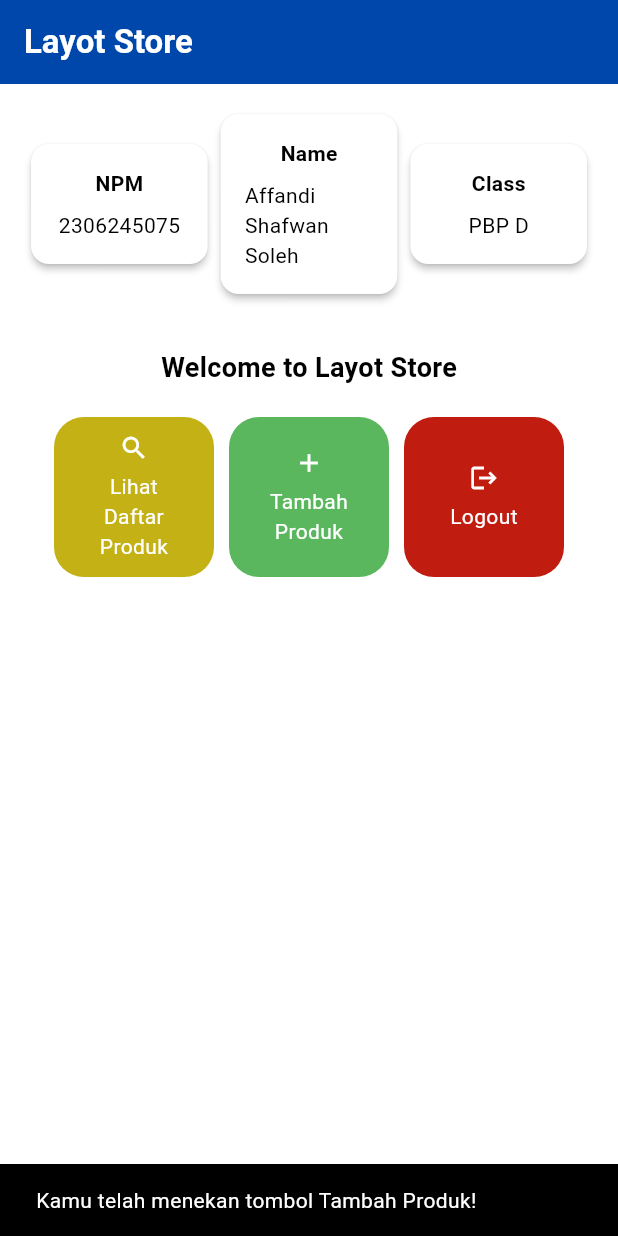
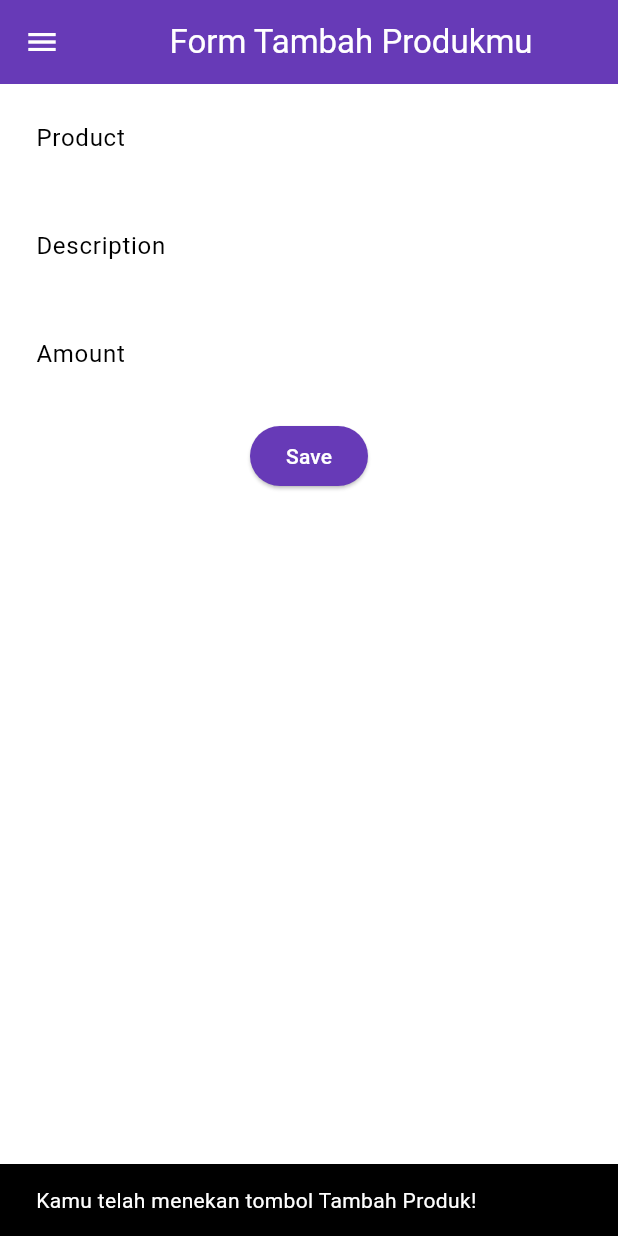
Before and after one commit to Affandi21/layot-store-mobile, a Flutter app: the screen it shows after launch, after a tap on "Tambah Produk", on a phone screen of 412 x 824 dp. Run offline on Flutter 3.47's test engine with Material 3 defaults, Android fonts, the phone set to English and light mode, and no system bars.

Commit message:
Tugas 8 done

```diff
--- a/lib/menu.dart
+++ b/lib/screens/menu.dart
@@ -1,17 +1,18 @@
 import 'package:flutter/material.dart';
+import 'package:layot_store/widgets/left_drawer.dart';
+import 'package:layot_store/widgets/product_card.dart';
 
-class MyHomePage extends StatelessWidget  {
+class MyHomePage extends StatelessWidget {
   final String npm = '2306245075'; // NPM
   final String name = 'Affandi Shafwan Soleh'; // Nama
   final String className = 'PBP D'; // Kelas
   MyHomePage({super.key});
 
   final List<ItemHomepage> items = [
-         ItemHomepage("Lihat Daftar Produk", Icons.search),
-         ItemHomepage("Tambah Produk", Icons.add),
-         ItemHomepage("Logout", Icons.logout),
-     ];
-
+    ItemHomepage("Lihat Daftar Produk", Icons.search),
+    ItemHomepage("Tambah Produk", Icons.add),
+    ItemHomepage("Logout", Icons.logout),
+  ];
 
   @override
   Widget build(BuildContext context) {
@@ -27,9 +28,11 @@
             fontWeight: FontWeight.bold,
           ),
         ),
+        iconTheme: const IconThemeData(color: Colors.white),
         // Warna latar belakang AppBar diambil dari skema warna tema aplikasi.
         backgroundColor: Color(0xFF0047AB),
       ),
+      drawer: const LeftDrawer(),
       // Body halaman dengan padding di sekelilingnya.
       body: Padding(
         padding: const EdgeInsets.all(16.0),
@@ -93,13 +96,11 @@
   }
 }
 
-
-
 class InfoCard extends StatelessWidget {
   // Kartu informasi yang menampilkan title dan content.
 
-  final String title;  // Judul kartu.
-  final String content;  // Isi kartu.
+  final String title; // Judul kartu.
+  final String content; // Isi kartu.
 
   const InfoCard({super.key, required this.title, required this.content});
 
@@ -110,7 +111,8 @@
       elevation: 2.0,
       child: Container(
         // Mengatur ukuran dan jarak di dalam kartu.
-        width: MediaQuery.of(context).size.width / 3.5, // menyesuaikan dengan lebar device yang digunakan.
+        width: MediaQuery.of(context).size.width /
+            3.5, // menyesuaikan dengan lebar device yang digunakan.
         padding: const EdgeInsets.all(16.0),
         // Menyusun title dan content secara vertikal.
         child: Column(
@@ -127,82 +129,3 @@
     );
   }
 }
-
-class ItemHomepage {
-     final String name;
-     final IconData icon;
-
-     ItemHomepage(this.name, this.icon);
- }
-
- class ItemCard extends StatelessWidget {
-  // Menampilkan kartu dengan ikon dan nama.
-
-  final ItemHomepage item;
-
-  const ItemCard(this.item, {super.key});
-
-  @override
-  Widget build(BuildContext context) {
-     Color backgroundColor;
-    switch (item.name) {
-      case "Logout":
-        backgroundColor = const Color.fromARGB(255, 193, 28, 16);
-        break;
-      case "Tambah Produk":
-        backgroundColor = const Color.fromARGB(255, 91, 183, 94);
-        break;
-      case "Lihat Daftar Produk":
-        backgroundColor = const Color.fromARGB(255, 195, 177, 21);
-        break;
-      default:
-        backgroundColor = Theme.of(context).colorScheme.secondary;
-    }
-
-    return Material(
-      // Menentukan warna latar belakang dari tema aplikasi.
-      color: backgroundColor,
-      // Membuat sudut kartu melengkung.
-      borderRadius: BorderRadius.circular(20),
-
-      child: InkWell(
-        // Aksi ketika kartu ditekan.
-        onTap: () {
-          // Menampilkan pesan SnackBar saat kartu ditekan.
-          ScaffoldMessenger.of(context)
-            ..hideCurrentSnackBar()
-            ..showSnackBar(
-              SnackBar(content: Text("Kamu telah menekan tombol ${item.name}!"))
-            );
-        },
-        // Container untuk menyimpan Icon dan Text
-        child: Container(
-          padding: const EdgeInsets.symmetric(vertical: 8, horizontal: 20),
-          child: Center(
-            child: Column(
-              // Menyusun ikon dan teks di tengah kartu.
-              mainAxisSize: MainAxisSize.min,
-              mainAxisAlignment: MainAxisAlignment.center,
-              children: [
-                Icon(
-                  item.icon,
-                  color: Colors.white,
-                  size: 20.0,
-                ),
-                const Padding(padding: EdgeInsets.all(3)),
-                Text(
-                  item.name,
-                  textAlign: TextAlign.center,
-                  style: const TextStyle(color: Colors.white,
-                  fontSize: 14.0,
-                  ),
-                ),
-              ],
-            ),
-          ),
-        ),
-      ),
-    );
-  }
-
-}
--- /dev/null
+++ b/lib/screens/productentry_form.dart
@@ -0,0 +1,163 @@
+import 'package:flutter/material.dart';
+import 'package:layot_store/widgets/left_drawer.dart';
+// TODO: Impor drawer yang sudah dibuat sebelumnya
+
+class ProductEntryFormPage extends StatefulWidget {
+  const ProductEntryFormPage({super.key});
+
+  @override
+  State<ProductEntryFormPage> createState() => _ProductEntryFormPageState();
+}
+
+class _ProductEntryFormPageState extends State<ProductEntryFormPage> {
+  final _formKey = GlobalKey<FormState>();
+
+  String _name = "";
+  String _description = "";
+  int _amount = 0;
+
+  @override
+  Widget build(BuildContext context) {
+    return Scaffold(
+      appBar: AppBar(
+        title: const Center(
+          child: Text(
+            'Form Tambah Produkmu',
+          ),
+        ),
+        backgroundColor: Theme.of(context).colorScheme.primary,
+        foregroundColor: Colors.white,
+      ),
+      drawer: const LeftDrawer(),
+      body: Form(
+        key: _formKey,
+        child: SingleChildScrollView(
+          child: Column(
+            crossAxisAlignment: CrossAxisAlignment.start,
+            children: [
+              Padding(
+                padding: const EdgeInsets.all(8.0),
+                child: TextFormField(
+                  decoration: InputDecoration(
+                    hintText: "Product",
+                    labelText: "Product",
+                    border: OutlineInputBorder(
+                      borderRadius: BorderRadius.circular(5.0),
+                    ),
+                  ),
+                  onChanged: (String? value) {
+                    setState(() {
+                      _name = value!;
+                    });
+                  },
+                  validator: (String? value) {
+                    if (value == null || value.isEmpty) {
+                      return "Produk tidak boleh kosong!";
+                    }
+                    return null;
+                  },
+                ),
+              ),
+              Padding(
+                padding: const EdgeInsets.all(8.0),
+                child: TextFormField(
+                  decoration: InputDecoration(
+                    hintText: "Description",
+                    labelText: "Description",
+                    border: OutlineInputBorder(
+                      borderRadius: BorderRadius.circular(5.0),
+                    ),
+                  ),
+                  onChanged: (String? value) {
+                    setState(() {
+                      _description = value!;
+                    });
+                  },
+                  validator: (String? value) {
+                    if (value == null || value.isEmpty) {
+                      return "Description tidak boleh kosong!";
+                    }
+                    return null;
+                  },
+                ),
+              ),
+              Padding(
+                padding: const EdgeInsets.all(8.0),
+                child: TextFormField(
+                  decoration: InputDecoration(
+                    hintText: "Amount",
+                    labelText: "Amount",
+                    border: OutlineInputBorder(
+                      borderRadius: BorderRadius.circular(5.0),
+                    ),
+                  ),
+                  onChanged: (String? value) {
+                    setState(() {
+                      _amount = int.tryParse(value!) ?? 0;
+                    });
+                  },
+                  validator: (String? value) {
+                    if (value == null || value.isEmpty) {
+                      return "Amount tidak boleh kosong!";
+                    }
+                    if (int.tryParse(value) == null) {
+                      return "Amount harus berupa angka!";
+                    }
+                    return null;
+                  },
+                ),
+              ),
+              Align(
+                alignment: Alignment.bottomCenter,
+                child: Padding(
+                  padding: const EdgeInsets.all(8.0),
+                  child: ElevatedButton(
+                    style: ButtonStyle(
+                      backgroundColor: MaterialStateProperty.all(
+                          Theme.of(context).colorScheme.primary),
+                    ),
+                    onPressed: () {
+                      if (_formKey.currentState!.validate()) {
+                        showDialog(
+                          context: context,
+                          builder: (context) {
+                            return AlertDialog(
+                              title: const Text('Product berhasil tersimpan'),
+                              content: SingleChildScrollView(
+                                child: Column(
+                                  crossAxisAlignment: CrossAxisAlignment.start,
+                                  children: [
+                                    Text('Product Name: $_name'),
+                                    Text('Description: $_description'),
+                                    Text('Amount: $_amount'),
+                                  ],
+                                ),
+                              ),
+                              actions: [
+                                TextButton(
+                                  child: const Text('OK'),
+                                  onPressed: () {
+                                    Navigator.pop(context);
+                                    _formKey.currentState!.reset();
+                                  },
+                                ),
+                              ],
+                            );
+                          },
+                        );
+                      }
+                    },
+                    child: const Text(
+                      "Save",
+                      style: TextStyle(color: Colors.white),
+                    ),
+                  ),
+                ),
+              ),
+            ],
+          ),
+        ),
+      ),
+    );
+  }
+}
--- /dev/null
+++ b/lib/widgets/left_drawer.dart
@@ -0,0 +1,65 @@
+import 'package:flutter/material.dart';
+import 'package:layot_store/screens/menu.dart';
+import 'package:layot_store/screens/productentry_form.dart';
+
+class LeftDrawer extends StatelessWidget {
+  const LeftDrawer({super.key});
+
+  @override
+  Widget build(BuildContext context) {
+    return Drawer(
+      child: ListView(
+        children: [
+          DrawerHeader(
+            // TODO: Bagian drawer header
+            decoration: BoxDecoration(
+              color: Theme.of(context).colorScheme.primary,
+            ),
+            child: const Column(
+              children: [
+                Text(
+                  'Layot Store',
+                  textAlign: TextAlign.center,
+                  style: TextStyle(
+                    fontSize: 24,
+                    fontWeight: FontWeight.bold,
+                    color: Colors.white,
+                  ),
+                ),
+                Padding(padding: EdgeInsets.all(8)),
+                Text(
+                  "Ayo jaga kesehatan mentalmu setiap hari disini!",
+                  // TODO: Tambahkan gaya teks dengan center alignment, font ukuran 15, warna putih, dan weight biasa
+                ),
+              ],
+            ),
+          ),
+          // TODO: Bagian routing
+          ListTile(
+            leading: const Icon(Icons.home_outlined),
+            title: const Text('Halaman Utama'),
+            // Bagian redirection ke MyHomePage
+            onTap: () {
+              Navigator.pushReplacement(
+                  context,
+                  MaterialPageRoute(
+                    builder: (context) => MyHomePage(),
+                  ));
+            },
+          ),
+          ListTile(
+            leading: const Icon(Icons.mood),
+            title: const Text('Tambah Produk'),
+            // Bagian redirection ke MoodEntryFormPage
+            onTap: () {
+              /*
+      TODO: Buatlah routing ke MoodEntryFormPage di sini,
+      setelah halaman MoodEntryFormPage sudah dibuat.
+      */
+            },
+          ),
+        ],
+      ),
+    );
+  }
+}
--- /dev/null
+++ b/lib/widgets/product_card.dart
@@ -0,0 +1,88 @@
+import 'package:flutter/material.dart';
+import 'package:layot_store/screens/productentry_form.dart';
+
+class ItemHomepage {
+  final String name;
+  final IconData icon;
+
+  ItemHomepage(this.name, this.icon);
+}
+
+class ItemCard extends StatelessWidget {
+  // Menampilkan kartu dengan ikon dan nama.
+
+  final ItemHomepage item;
+
+  const ItemCard(this.item, {super.key});
+
+  @override
+  Widget build(BuildContext context) {
+    Color backgroundColor;
+    switch (item.name) {
+      case "Logout":
+        backgroundColor = const Color.fromARGB(255, 193, 28, 16);
+        break;
+      case "Tambah Produk":
+        backgroundColor = const Color.fromARGB(255, 91, 183, 94);
+        break;
+      case "Lihat Daftar Produk":
+        backgroundColor = const Color.fromARGB(255, 195, 177, 21);
+        break;
+      default:
+        backgroundColor = Theme.of(context).colorScheme.secondary;
+    }
+
+    return Material(
+      // Menentukan warna latar belakang dari tema aplikasi.
+      color: backgroundColor,
+      // Membuat sudut kartu melengkung.
+      borderRadius: BorderRadius.circular(20),
+
+      child: InkWell(
+        // Aksi ketika kartu ditekan.
+        onTap: () {
+          // Menampilkan pesan SnackBar saat kartu ditekan.
+          ScaffoldMessenger.of(context)
+            ..hideCurrentSnackBar()
+            ..showSnackBar(SnackBar(
+                content: Text("Kamu telah menekan tombol ${item.name}!")));
+
+          if (item.name == "Tambah Produk") {
+            Navigator.push(
+                context,
+                MaterialPageRoute(
+                    builder: (context) => const ProductEntryFormPage()));
+          }
+
+        },
+        // Container untuk menyimpan Icon dan Text
+        child: Container(
+          padding: const EdgeInsets.symmetric(vertical: 8, horizontal: 20),
+          child: Center(
+            child: Column(
+              // Menyusun ikon dan teks di tengah kartu.
+              mainAxisSize: MainAxisSize.min,
+              mainAxisAlignment: MainAxisAlignment.center,
+              children: [
+                Icon(
+                  item.icon,
+                  color: Colors.white,
+                  size: 20.0,
+                ),
+                const Padding(padding: EdgeInsets.all(3)),
+                Text(
+                  item.name,
+                  textAlign: TextAlign.center,
+                  style: const TextStyle(
+                    color: Colors.white,
+                    fontSize: 14.0,
+                  ),
+                ),
+              ],
+            ),
+          ),
+        ),
+      ),
+    );
+  }
+}
```
Also changed, not shown: lib/main.dart (+4 -4 lines), 1 other file.
